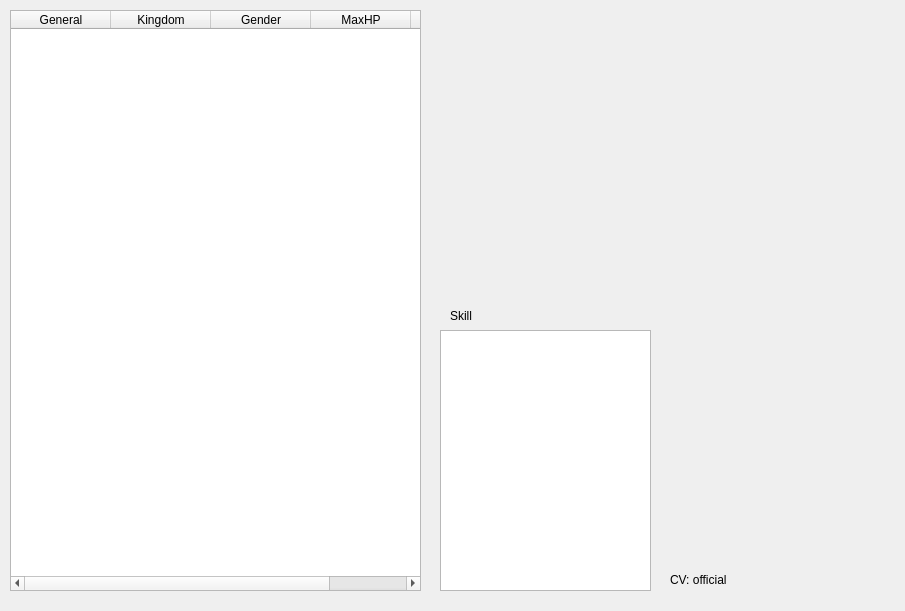
This is src/generaloverview.ui in Mogara/QSanguosha as Qt 5 draws it before an edit. The edited form follows.
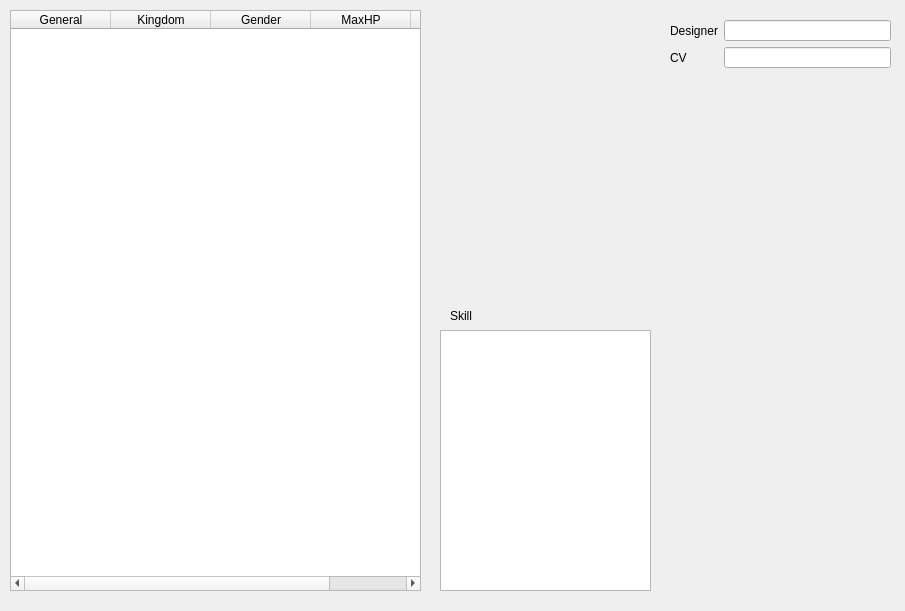
This is the edited form. Icons and pictures are not drawn.

Commit message: Add designer name to general overview dialog

Patch:
```diff
--- a/src/generaloverview.ui
+++ b/src/generaloverview.ui
@@ -109,9 +109,9 @@
    <property name="geometry">
     <rect>
      <x>670</x>
-     <y>20</y>
+     <y>80</y>
      <width>221</width>
-     <height>531</height>
+     <height>511</height>
     </rect>
    </property>
    <property name="frameShape">
@@ -126,23 +126,59 @@
       <x>0</x>
       <y>0</y>
       <width>221</width>
-      <height>531</height>
+      <height>511</height>
      </rect>
     </property>
    </widget>
   </widget>
-  <widget class="QLabel" name="cvLabel">
+  <widget class="QWidget" name="layoutWidget">
    <property name="geometry">
     <rect>
      <x>670</x>
-     <y>570</y>
+     <y>20</y>
      <width>221</width>
-     <height>20</height>
+     <height>48</height>
     </rect>
    </property>
-   <property name="text">
-    <string>CV: official</string>
-   </property>
+   <layout class="QGridLayout" name="gridLayout">
+    <item row="0" column="0">
+     <widget class="QLabel" name="designerLabel">
+      <property name="text">
+       <string>Designer</string>
+      </property>
+     </widget>
+    </item>
+    <item row="0" column="1">
+     <widget class="QLineEdit" name="designerLineEdit">
+      <property name="alignment">
+       <set>Qt::AlignRight|Qt::AlignTrailing|Qt::AlignVCenter</set>
+      </property>
+      <property name="readOnly">
+       <bool>true</bool>
+      </property>
+     </widget>
+    </item>
+    <item row="1" column="0">
+     <widget class="QLabel" name="cvLabel">
+      <property name="text">
+       <string>CV</string>
+      </property>
+     </widget>
+    </item>
+    <item row="1" column="1">
+     <widget class="QLineEdit" name="cvLineEdit">
+      <property name="frame">
+       <bool>true</bool>
+      </property>
+      <property name="alignment">
+       <set>Qt::AlignRight|Qt::AlignTrailing|Qt::AlignVCenter</set>
+      </property>
+      <property name="readOnly">
+       <bool>true</bool>
+      </property>
+     </widget>
+    </item>
+   </layout>
   </widget>
  </widget>
  <resources/>
```
The commit also changes 6 other files.
